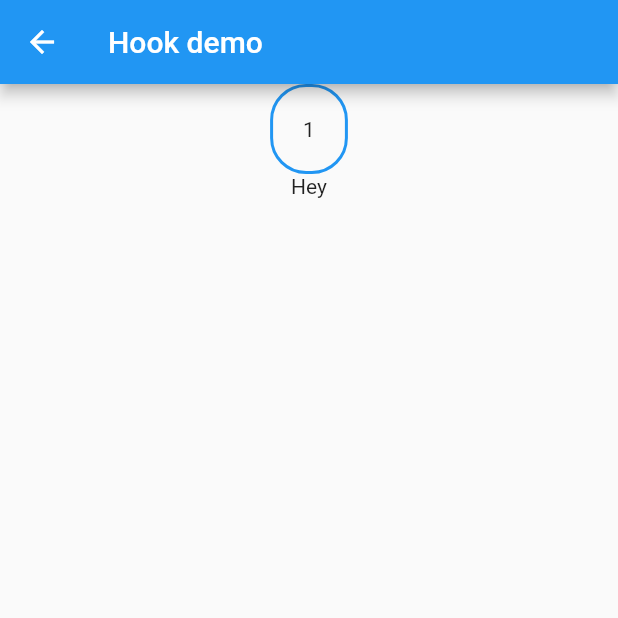
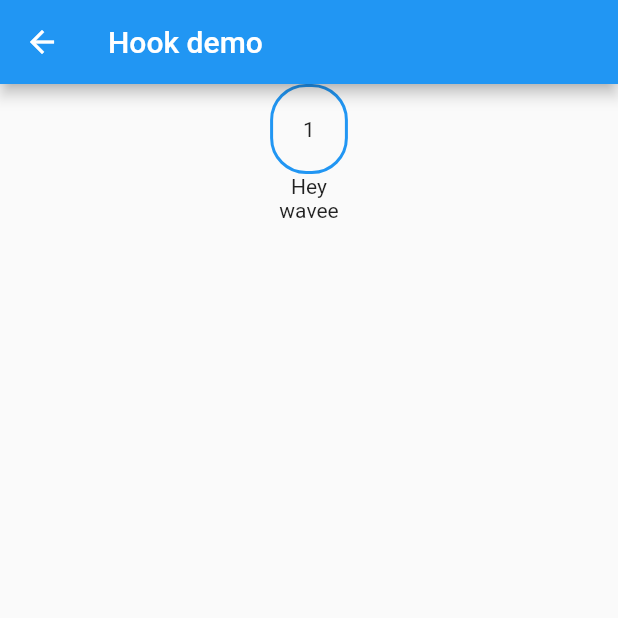
Before and after one commit to conghua2411/flutter_demo_everything_2, a Flutter app: the HookDemo screen opened directly, after a tap on the "plus one" icon, on a phone screen of 412 x 824 dp, the top half of it. Run offline on Flutter 3.47's test engine with Material 2 defaults, Android fonts, the phone set to English and light mode, and no system bars; our stand-ins replace flutter_hooks.

Commit message:
update HookDemo with useStream

```diff
--- a/lib/hook/hook_demo.dart
+++ b/lib/hook/hook_demo.dart
@@ -12,6 +12,10 @@ class HookDemo extends HookWidget {
     Future hey() => Future.delayed(Duration(seconds: 2), () => 'Hey');
 
     final heyText = useFuture(hey());
+
+    final waveStreamCtr = useStreamController();
+
+    final waveStream = useStream(waveStreamCtr.stream);
 
     return Scaffold(
       appBar: AppBar(
@@ -40,6 +44,7 @@ class HookDemo extends HookWidget {
                   },
                   child: Text('${_counter.value}')),
               Text('${heyText.data}'),
+              Text('${waveStream.data}'),
             ],
           ),
         ),
@@ -49,6 +54,7 @@ class HookDemo extends HookWidget {
         onPressed: () {
           _animation.forward(from: 0);
           _counter.value++;
+          waveStreamCtr.add('wave${'e' * _counter.value}');
         },
       ),
     );
```
